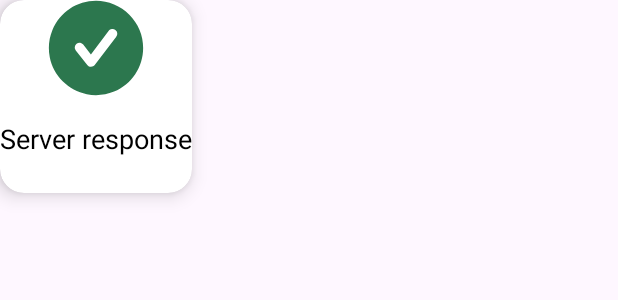
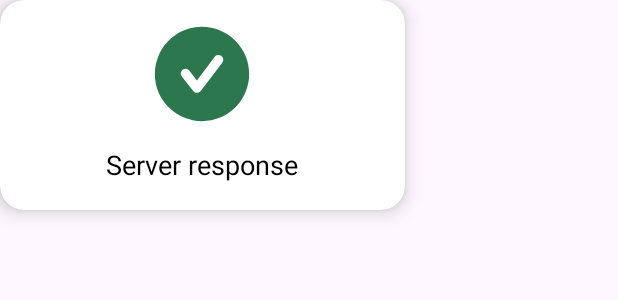
Before and after one commit to SamLyhuy/Autumn, an Android app: the layout dialog_server_response.xml on its own in the app's theme, with its tools: preview values and no code run, on a phone screen of 412 x 824 dp. Shown: the top 300 px of the screen. Run offline under Robolectric (Android 15) with nearby library versions, the phone set to English and light mode, and no system bars; network calls fail.

Commit message:
adjust dialog_server_response.xml

```diff
--- a/app/src/main/res/layout/dialog_server_response.xml
+++ b/app/src/main/res/layout/dialog_server_response.xml
@@ -9,10 +9,10 @@
     android:padding="24dp" >
 
     <LinearLayout
-        android:layout_width="wrap_content"
-        android:layout_height="wrap_content"
+        android:layout_width="270dp"
+        android:layout_height="140dp"
         android:orientation="vertical"
-        android:gravity="center_horizontal">
+        android:gravity="center">
 
         <!-- Status icon (checkmark or error X) -->
         <ImageView
@@ -30,7 +30,7 @@
             android:text="Server response"
             android:textSize="18sp"
             android:textColor="@android:color/black"
-            android:layout_marginBottom="24dp"/>
+            />
 
         <!-- We’ll hide this button at runtime since we auto-dismiss -->
         <Button
```
